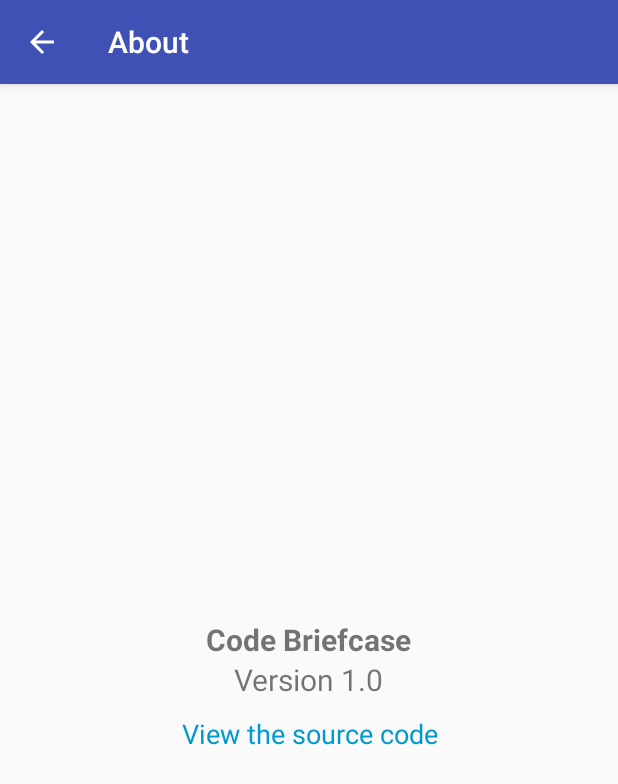
After one commit to meluskyc/code-briefcase, an Android app: the AboutActivity screen opened directly, with no data from a screen before it, on a phone screen of 412 x 824 dp. The commit adds this screen. Shown: the top 784 px of the screen. Run offline under Robolectric (Android 15) with nearby library versions, the phone set to English and light mode, and no system bars.

Commit message:
Add an about activity

```diff
--- /dev/null
+++ b/android/app/src/main/java/org/meluskyc/codebriefcase/activity/AboutActivity.java
@@ -0,0 +1,40 @@
+package org.meluskyc.codebriefcase.activity;
+
+import android.content.Intent;
+import android.net.Uri;
+import android.os.Bundle;
+import android.support.v7.widget.Toolbar;
+import android.text.Html;
+import android.view.View;
+import android.widget.TextView;
+
+import org.meluskyc.codebriefcase.BuildConfig;
+import org.meluskyc.codebriefcase.R;
+
+public class AboutActivity extends BaseActivity {
+
+    private static final String REPO_URL = "";
+
+    private View.OnClickListener listener = new View.OnClickListener() {
+
+        @Override
+        public void onClick(View v) {
+            startActivity(new Intent(Intent.ACTION_VIEW, Uri.parse(REPO_URL)));
+        }
+    };
+
+    @Override
+    protected void onCreate(Bundle savedInstanceState) {
+        super.onCreate(savedInstanceState);
+        setContentView(R.layout.activity_about);
+
+        Toolbar toolbar = (Toolbar) findViewById(R.id.main_toolbar);
+        setSupportActionBar(toolbar);
+        getSupportActionBar().setDisplayHomeAsUpEnabled(true);
+
+        TextView main = (TextView) findViewById(R.id.about_text_version);
+        main.setText(Html.fromHtml(getString(R.string.code_briefcase, BuildConfig.VERSION_NAME)));
+        TextView link = (TextView) findViewById(R.id.about_link);
+        link.setOnClickListener(listener);
+    }
+}
--- /dev/null
+++ b/android/app/src/main/res/layout/activity_about.xml
@@ -0,0 +1,59 @@
+<?xml version="1.0" encoding="utf-8"?>
+<android.support.design.widget.CoordinatorLayout xmlns:android="http://schemas.android.com/apk/res/android"
+    xmlns:tools="http://schemas.android.com/tools"
+    android:layout_width="match_parent"
+    android:layout_height="match_parent"
+    xmlns:app="http://schemas.android.com/apk/res-auto"
+    android:fitsSystemWindows="true"
+    tools:context="org.meluskyc.codebriefcase.activity.AboutActivity">
+
+    <android.support.design.widget.AppBarLayout
+        android:layout_width="match_parent"
+        android:layout_height="wrap_content"
+        android:theme="@style/AppTheme.AppBarOverlay">
+
+        <android.support.v7.widget.Toolbar
+            android:id="@+id/main_toolbar"
+            android:layout_width="match_parent"
+            android:layout_height="?attr/actionBarSize"
+            android:background="?attr/colorPrimary"
+            app:popupTheme="@style/AppTheme.PopupOverlay" />
+
+    </android.support.design.widget.AppBarLayout>
+
+    <RelativeLayout
+        android:layout_width="match_parent"
+        android:layout_height="match_parent"
+        android:paddingBottom="@dimen/activity_vertical_margin"
+        android:paddingLeft="@dimen/activity_horizontal_margin"
+        android:paddingRight="@dimen/activity_horizontal_margin"
+        android:paddingTop="@dimen/activity_vertical_margin"
+        app:layout_behavior="@string/appbar_scrolling_view_behavior">
+
+        <TextView
+            android:id="@+id/about_text_version"
+            android:textSize="20sp"
+            android:layout_width="wrap_content"
+            android:layout_height="wrap_content"
+            android:layout_centerInParent="true"
+            android:gravity="center"
+            tools:text="@string/code_briefcase"
+            />
+
+        <TextView
+            android:id="@+id/about_link"
+            android:textSize="18sp"
+            android:layout_width="wrap_content"
+            android:layout_height="wrap_content"
+            android:layout_centerInParent="true"
+            android:layout_below="@id/about_text_version"
+            android:layout_marginTop="10dp"
+            android:textColor="@color/darkblue"
+            android:gravity="center"
+            android:text="@string/view_the_source"
+            />
+
+
+    </RelativeLayout>
+
+</android.support.design.widget.CoordinatorLayout>
--- a/android/app/src/main/res/menu/menu_drawer.xml
+++ b/android/app/src/main/res/menu/menu_drawer.xml
@@ -13,10 +13,10 @@
             android:icon="@drawable/ic_settings_24dp"
             android:title="@string/nav_settings" />
         <item
-            android:id="@+id/nav_add"
+            android:id="@+id/nav_about"
             android:checkable="false"
-            android:icon="@drawable/ic_nav_add"
-            android:title="@string/nav_add" />
+            android:icon="@drawable/ic_info_outline_black_24dp"
+            android:title="@string/nav_about" />
 
         <group android:checkableBehavior="single" android:id="@+id/nav_filters">
         </group>
--- a/android/app/src/main/res/values/strings.xml
+++ b/android/app/src/main/res/values/strings.xml
@@ -52,5 +52,9 @@
     <string name="disable_offline_mode">Disable offline mode?</string>
     <string name="disconnect">Disconnect</string>
     <string name="Filter">Filter</string>
+    <string name="nav_about">About</string>
+    <string name="title_activity_about">About</string>
+    <string name="code_briefcase"><![CDATA[<b>Code Briefcase</b><br>Version %s]]></string>
+    <string name="view_the_source">View the source code</string>
 
 </resources>
```
Also changed, not shown: android/app/src/main/AndroidManifest.xml (+8 -1 lines), android/app/src/main/java/org/meluskyc/codebriefcase/activity/MainActivity.java (+5 -6 lines), android/app/src/main/res/drawable/ic_info_outline_black_24dp.xml (added, +9 -0 lines).
